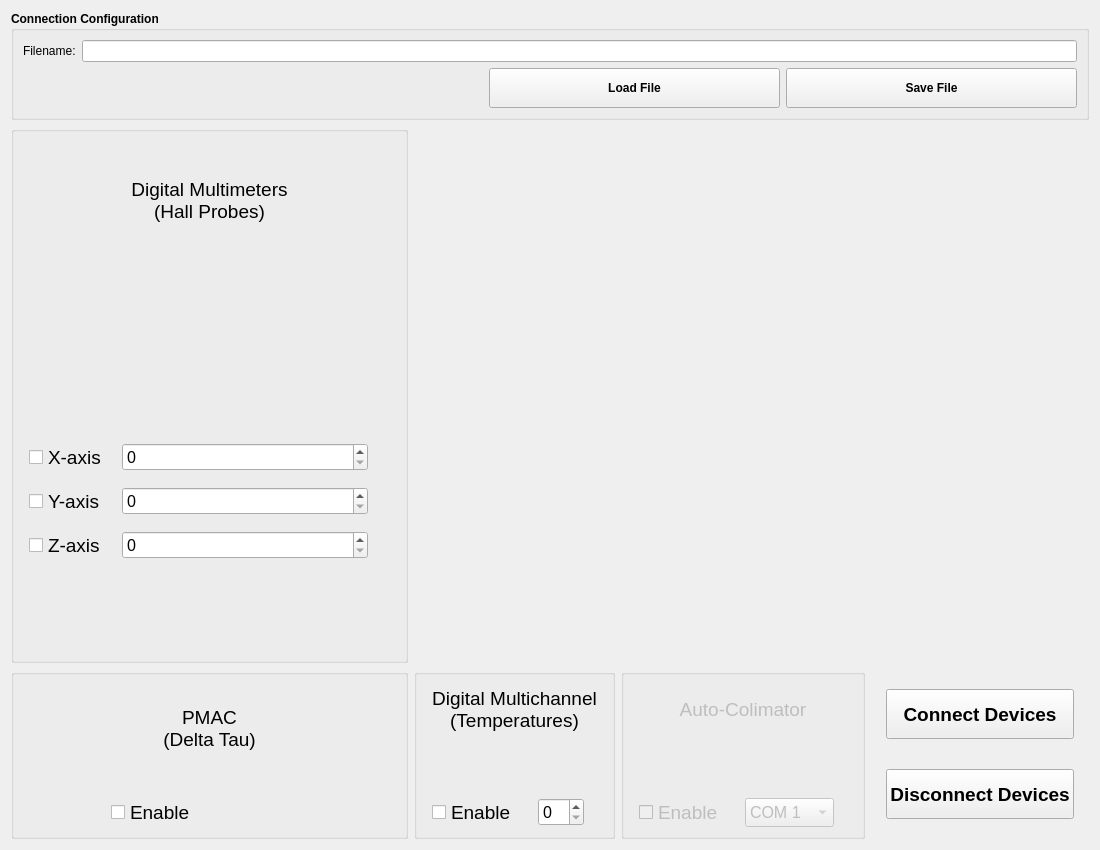
First picture: the form in hallbench/gui/ui/connectionwidget.ui, repository lnls-ima/hall-bench-control, before the edit.
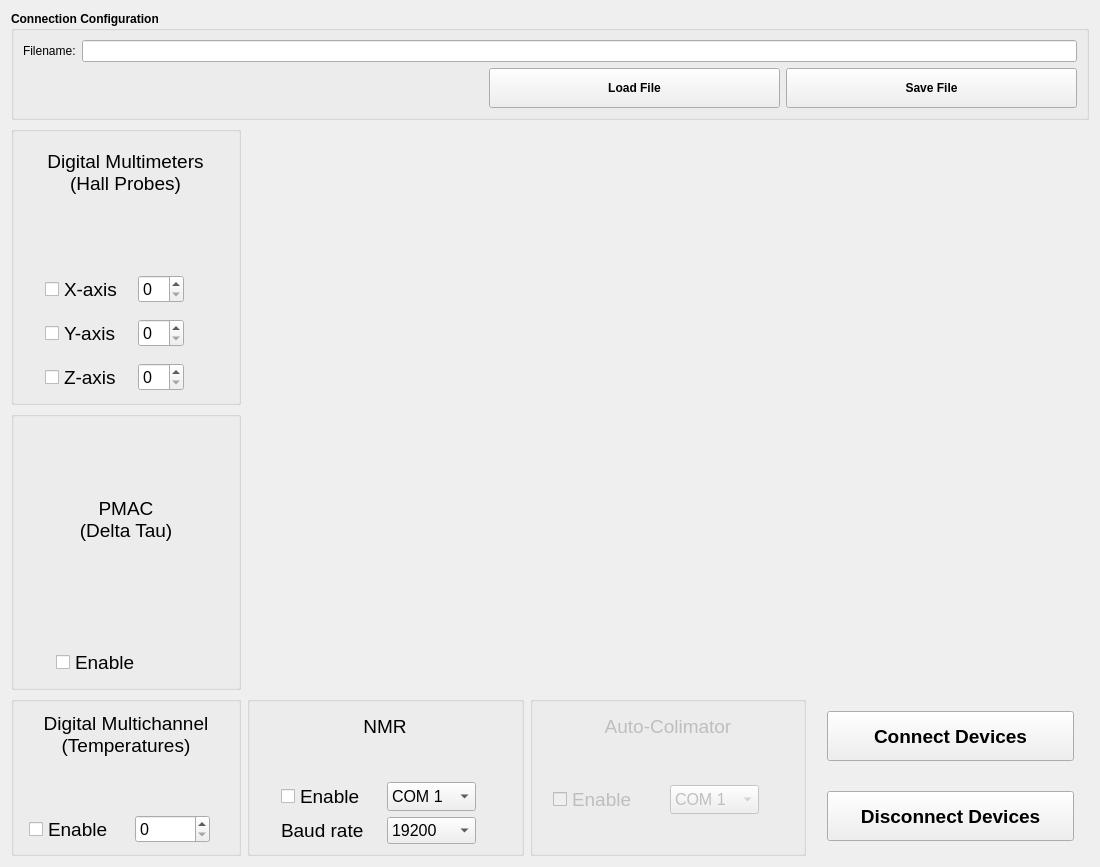
Second picture: the form after the edit. Icons and pictures are not drawn.

Commit message: Add NMR class and voltage offset widget

```diff
--- a/hallbench/gui/ui/connectionwidget.ui
+++ b/hallbench/gui/ui/connectionwidget.ui
@@ -7,13 +7,13 @@
     <x>0</x>
     <y>0</y>
     <width>1100</width>
-    <height>850</height>
+    <height>867</height>
    </rect>
   </property>
   <property name="windowTitle">
    <string>Connection</string>
   </property>
-  <layout class="QGridLayout" name="gridLayout_6">
+  <layout class="QGridLayout" name="gridLayout_9">
    <item row="0" column="0" colspan="4">
     <widget class="QGroupBox" name="groupBox">
      <property name="sizePolicy">
@@ -108,26 +108,35 @@
    </item>
    <item row="1" column="0">
     <widget class="QGroupBox" name="groupBox_2">
+     <property name="sizePolicy">
+      <sizepolicy hsizetype="Maximum" vsizetype="Preferred">
+       <horstretch>0</horstretch>
+       <verstretch>0</verstretch>
+      </sizepolicy>
+     </property>
+     <property name="minimumSize">
+      <size>
+       <width>230</width>
+       <height>0</height>
+      </size>
+     </property>
      <property name="title">
       <string/>
      </property>
-     <layout class="QVBoxLayout" name="verticalLayout_4">
-      <property name="spacing">
-       <number>20</number>
-      </property>
+     <layout class="QGridLayout" name="gridLayout_6">
       <property name="leftMargin">
        <number>15</number>
       </property>
       <property name="topMargin">
-       <number>0</number>
+       <number>10</number>
       </property>
       <property name="rightMargin">
        <number>15</number>
       </property>
       <property name="bottomMargin">
-       <number>100</number>
+       <number>10</number>
       </property>
-      <item>
+      <item row="0" column="0">
        <widget class="QLabel" name="label_3">
         <property name="sizePolicy">
          <sizepolicy hsizetype="Preferred" vsizetype="Preferred">
@@ -151,10 +160,10 @@
         </property>
        </widget>
       </item>
-      <item>
+      <item row="1" column="0">
        <layout class="QHBoxLayout" name="horizontalLayout_4">
         <property name="bottomMargin">
-         <number>50</number>
+         <number>6</number>
         </property>
         <item alignment="Qt::AlignHCenter|Qt::AlignVCenter">
          <widget class="QLabel" name="label_4">
@@ -177,13 +186,19 @@
         </item>
        </layout>
       </item>
-      <item>
+      <item row="2" column="0">
        <layout class="QGridLayout" name="gridLayout_2">
         <property name="spacing">
          <number>15</number>
         </property>
         <item row="0" column="0">
          <widget class="QCheckBox" name="voltx_chb">
+          <property name="sizePolicy">
+           <sizepolicy hsizetype="Maximum" vsizetype="Fixed">
+            <horstretch>0</horstretch>
+            <verstretch>0</verstretch>
+           </sizepolicy>
+          </property>
           <property name="font">
            <font>
             <pointsize>14</pointsize>
@@ -197,7 +212,7 @@
         <item row="0" column="1">
          <widget class="QSpinBox" name="voltxaddress_sb">
           <property name="sizePolicy">
-           <sizepolicy hsizetype="Expanding" vsizetype="Fixed">
+           <sizepolicy hsizetype="Maximum" vsizetype="Fixed">
             <horstretch>0</horstretch>
             <verstretch>0</verstretch>
            </sizepolicy>
@@ -236,6 +251,12 @@
         </item>
         <item row="1" column="0">
          <widget class="QCheckBox" name="volty_chb">
+          <property name="sizePolicy">
+           <sizepolicy hsizetype="Maximum" vsizetype="Fixed">
+            <horstretch>0</horstretch>
+            <verstretch>0</verstretch>
+           </sizepolicy>
+          </property>
           <property name="font">
            <font>
             <pointsize>14</pointsize>
@@ -249,7 +270,7 @@
         <item row="1" column="1">
          <widget class="QSpinBox" name="voltyaddress_sb">
           <property name="sizePolicy">
-           <sizepolicy hsizetype="Expanding" vsizetype="Fixed">
+           <sizepolicy hsizetype="Maximum" vsizetype="Fixed">
             <horstretch>0</horstretch>
             <verstretch>0</verstretch>
            </sizepolicy>
@@ -285,6 +306,12 @@
         </item>
         <item row="2" column="0">
          <widget class="QCheckBox" name="voltz_chb">
+          <property name="sizePolicy">
+           <sizepolicy hsizetype="Maximum" vsizetype="Fixed">
+            <horstretch>0</horstretch>
+            <verstretch>0</verstretch>
+           </sizepolicy>
+          </property>
           <property name="font">
            <font>
             <pointsize>14</pointsize>
@@ -298,7 +325,7 @@
         <item row="2" column="1">
          <widget class="QSpinBox" name="voltzaddress_sb">
           <property name="sizePolicy">
-           <sizepolicy hsizetype="Expanding" vsizetype="Fixed">
+           <sizepolicy hsizetype="Maximum" vsizetype="Fixed">
             <horstretch>0</horstretch>
             <verstretch>0</verstretch>
            </sizepolicy>
@@ -340,7 +367,7 @@
      <zorder></zorder>
     </widget>
    </item>
-   <item row="1" column="1" colspan="3">
+   <item row="1" column="1" rowspan="2" colspan="3">
     <widget class="QLabel" name="label_2">
      <property name="sizePolicy">
       <sizepolicy hsizetype="Expanding" vsizetype="Expanding">
@@ -364,9 +391,15 @@
    </item>
    <item row="2" column="0">
     <widget class="QGroupBox" name="groupBox_3">
+     <property name="sizePolicy">
+      <sizepolicy hsizetype="Maximum" vsizetype="Preferred">
+       <horstretch>0</horstretch>
+       <verstretch>0</verstretch>
+      </sizepolicy>
+     </property>
      <property name="minimumSize">
       <size>
-       <width>0</width>
+       <width>230</width>
        <height>0</height>
       </size>
      </property>
@@ -377,9 +410,15 @@
       <property name="leftMargin">
        <number>15</number>
       </property>
+      <property name="topMargin">
+       <number>10</number>
+      </property>
       <property name="rightMargin">
        <number>15</number>
       </property>
+      <property name="bottomMargin">
+       <number>10</number>
+      </property>
       <item>
        <widget class="QLabel" name="label_8">
         <property name="sizePolicy">
@@ -433,6 +472,22 @@
         </item>
        </layout>
       </item>
+      <item>
+       <spacer name="verticalSpacer_2">
+        <property name="orientation">
+         <enum>Qt::Vertical</enum>
+        </property>
+        <property name="sizeType">
+         <enum>QSizePolicy::Fixed</enum>
+        </property>
+        <property name="sizeHint" stdset="0">
+         <size>
+          <width>20</width>
+          <height>10</height>
+         </size>
+        </property>
+       </spacer>
+      </item>
       <item>
        <layout class="QGridLayout" name="gridLayout_3">
         <item row="0" column="0">
@@ -491,8 +546,20 @@
      <zorder></zorder>
     </widget>
    </item>
-   <item row="2" column="1">
+   <item row="3" column="0">
     <widget class="QGroupBox" name="groupBox_4">
+     <property name="sizePolicy">
+      <sizepolicy hsizetype="Maximum" vsizetype="Preferred">
+       <horstretch>0</horstretch>
+       <verstretch>0</verstretch>
+      </sizepolicy>
+     </property>
+     <property name="minimumSize">
+      <size>
+       <width>230</width>
+       <height>0</height>
+      </size>
+     </property>
      <property name="title">
       <string/>
      </property>
@@ -615,7 +682,244 @@
      </layout>
     </widget>
    </item>
-   <item row="2" column="2">
+   <item row="3" column="1">
+    <widget class="QGroupBox" name="groupBox_6">
+     <property name="enabled">
+      <bool>true</bool>
+     </property>
+     <property name="title">
+      <string/>
+     </property>
+     <layout class="QGridLayout" name="gridLayout_8">
+      <property name="bottomMargin">
+       <number>9</number>
+      </property>
+      <item row="2" column="0">
+       <layout class="QGridLayout" name="gridLayout_7">
+        <item row="0" column="0">
+         <widget class="QCheckBox" name="nmr_chb">
+          <property name="sizePolicy">
+           <sizepolicy hsizetype="Maximum" vsizetype="Preferred">
+            <horstretch>0</horstretch>
+            <verstretch>0</verstretch>
+           </sizepolicy>
+          </property>
+          <property name="minimumSize">
+           <size>
+            <width>100</width>
+            <height>0</height>
+           </size>
+          </property>
+          <property name="font">
+           <font>
+            <pointsize>14</pointsize>
+           </font>
+          </property>
+          <property name="text">
+           <string>Enable</string>
+          </property>
+         </widget>
+        </item>
+        <item row="0" column="1">
+         <widget class="QComboBox" name="nmrport_cmb">
+          <property name="sizePolicy">
+           <sizepolicy hsizetype="Maximum" vsizetype="Preferred">
+            <horstretch>0</horstretch>
+            <verstretch>0</verstretch>
+           </sizepolicy>
+          </property>
+          <property name="font">
+           <font>
+            <pointsize>12</pointsize>
+           </font>
+          </property>
+          <item>
+           <property name="text">
+            <string>COM 1</string>
+           </property>
+          </item>
+          <item>
+           <property name="text">
+            <string>COM 2</string>
+           </property>
+          </item>
+          <item>
+           <property name="text">
+            <string>COM 3</string>
+           </property>
+          </item>
+          <item>
+           <property name="text">
+            <string>COM 4</string>
+           </property>
+          </item>
+          <item>
+           <property name="text">
+            <string>COM 5</string>
+           </property>
+          </item>
+          <item>
+           <property name="text">
+            <string>COM 6</string>
+           </property>
+          </item>
+          <item>
+           <property name="text">
+            <string>COM 7</string>
+           </property>
+          </item>
+          <item>
+           <property name="text">
+            <string>COM 8</string>
+           </property>
+          </item>
+          <item>
+           <property name="text">
+            <string>COM 9</string>
+           </property>
+          </item>
+          <item>
+           <property name="text">
+            <string>COM 10</string>
+           </property>
+          </item>
+          <item>
+           <property name="text">
+            <string>COM 11</string>
+           </property>
+          </item>
+         </widget>
+        </item>
+        <item row="1" column="0">
+         <widget class="QLabel" name="label_5">
+          <property name="font">
+           <font>
+            <pointsize>14</pointsize>
+           </font>
+          </property>
+          <property name="text">
+           <string>Baud rate</string>
+          </property>
+         </widget>
+        </item>
+        <item row="0" column="2">
+         <widget class="QLabel" name="nmrled_la">
+          <property name="enabled">
+           <bool>false</bool>
+          </property>
+          <property name="sizePolicy">
+           <sizepolicy hsizetype="Fixed" vsizetype="Fixed">
+            <horstretch>0</horstretch>
+            <verstretch>0</verstretch>
+           </sizepolicy>
+          </property>
+          <property name="text">
+           <string/>
+          </property>
+          <property name="pixmap">
+           <pixmap>../../resources/img/led.png</pixmap>
+          </property>
+          <property name="scaledContents">
+           <bool>true</bool>
+          </property>
+          <property name="alignment">
+           <set>Qt::AlignCenter</set>
+          </property>
+         </widget>
+        </item>
+        <item row="1" column="1">
+         <widget class="QComboBox" name="nmrbaudrate_cmb">
+          <property name="font">
+           <font>
+            <pointsize>12</pointsize>
+           </font>
+          </property>
+          <property name="currentIndex">
+           <number>6</number>
+          </property>
+          <item>
+           <property name="text">
+            <string>300</string>
+           </property>
+          </item>
+          <item>
+           <property name="text">
+            <string>600</string>
+           </property>
+          </item>
+          <item>
+           <property name="text">
+            <string>1200</string>
+           </property>
+          </item>
+          <item>
+           <property name="text">
+            <string>2400</string>
+           </property>
+          </item>
+          <item>
+           <property name="text">
+            <string>4800</string>
+           </property>
+          </item>
+          <item>
+           <property name="text">
+            <string>9600</string>
+           </property>
+          </item>
+          <item>
+           <property name="text">
+            <string>19200</string>
+           </property>
+          </item>
+         </widget>
+        </item>
+       </layout>
+      </item>
+      <item row="0" column="0">
+       <widget class="QLabel" name="label_17">
+        <property name="font">
+         <font>
+          <pointsize>14</pointsize>
+          <weight>50</weight>
+          <bold>false</bold>
+         </font>
+        </property>
+        <property name="text">
+         <string>NMR</string>
+        </property>
+        <property name="alignment">
+         <set>Qt::AlignCenter</set>
+        </property>
+       </widget>
+      </item>
+      <item row="1" column="0">
+       <layout class="QHBoxLayout" name="horizontalLayout_5">
+        <item alignment="Qt::AlignHCenter|Qt::AlignVCenter">
+         <widget class="QLabel" name="label_12">
+          <property name="sizePolicy">
+           <sizepolicy hsizetype="Fixed" vsizetype="Fixed">
+            <horstretch>0</horstretch>
+            <verstretch>0</verstretch>
+           </sizepolicy>
+          </property>
+          <property name="text">
+           <string/>
+          </property>
+          <property name="pixmap">
+           <pixmap>../../resources/img/nmr.png</pixmap>
+          </property>
+          <property name="scaledContents">
+           <bool>true</bool>
+          </property>
+         </widget>
+        </item>
+       </layout>
+      </item>
+     </layout>
+    </widget>
+   </item>
+   <item row="3" column="2">
     <widget class="QGroupBox" name="groupBox_5">
      <property name="enabled">
       <bool>false</bool>
@@ -625,13 +929,16 @@
      </property>
      <layout class="QVBoxLayout" name="verticalLayout_3">
       <property name="leftMargin">
-       <number>15</number>
+       <number>9</number>
       </property>
       <property name="rightMargin">
-       <number>15</number>
+       <number>9</number>
       </property>
       <item>
        <widget class="QLabel" name="label_16">
+        <property name="enabled">
+         <bool>false</bool>
+        </property>
         <property name="font">
          <font>
           <pointsize>14</pointsize>
@@ -811,28 +1118,35 @@
           </item>
          </widget>
         </item>
+        <item row="1" column="1">
+         <spacer name="verticalSpacer">
+          <property name="orientation">
+           <enum>Qt::Vertical</enum>
+          </property>
+          <property name="sizeType">
+           <enum>QSizePolicy::Fixed</enum>
+          </property>
+          <property name="sizeHint" stdset="0">
+           <size>
+            <width>20</width>
+            <height>30</height>
+           </size>
+          </property>
+         </spacer>
+        </item>
        </layout>
       </item>
      </layout>
     </widget>
    </item>
-   <item row="2" column="3">
+   <item row="3" column="3">
     <layout class="QVBoxLayout" name="verticalLayout_5">
      <property name="spacing">
       <number>30</number>
      </property>
-     <property name="leftMargin">
+     <property name="margin">
       <number>15</number>
      </property>
-     <property name="topMargin">
-      <number>20</number>
-     </property>
-     <property name="rightMargin">
-      <number>15</number>
-     </property>
-     <property name="bottomMargin">
-      <number>20</number>
-     </property>
      <item>
       <widget class="QPushButton" name="connect_btn">
        <property name="minimumSize">
```
Left out of the diff: 1 changed line with no effect on the pictures. The commit also changes 35 other files.
